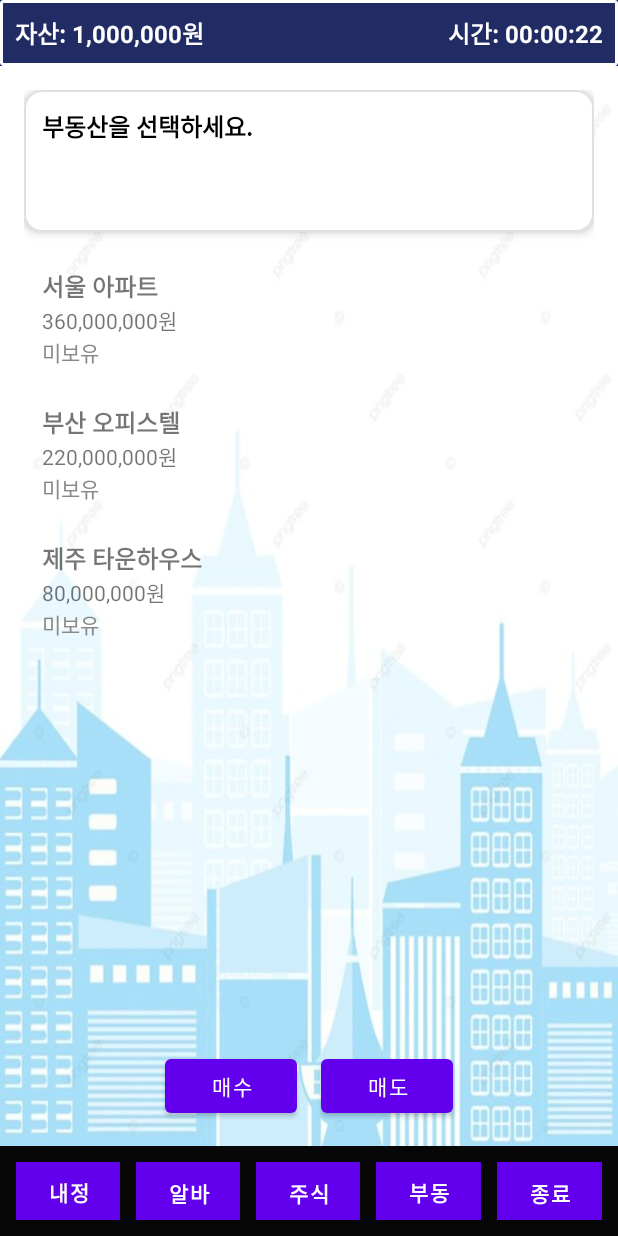
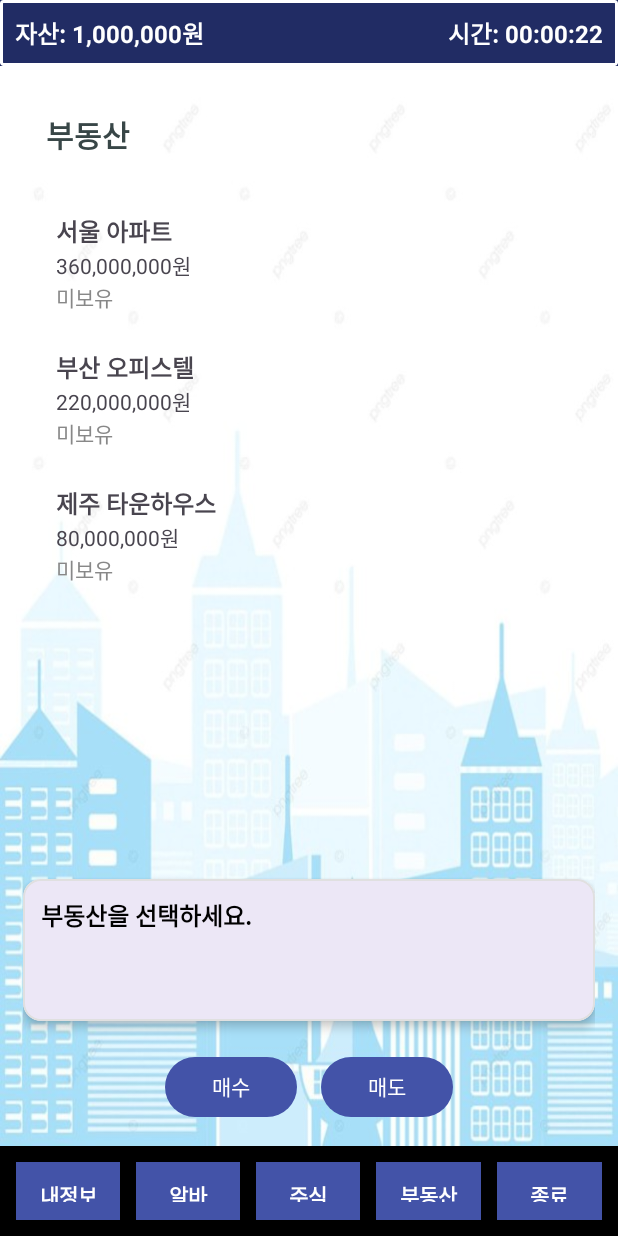
Before and after one commit to limsemin1234/project20, an Android app: the fragment RealEstateFragment placed in its activity, on a phone screen of 412 x 824 dp. Run offline under Robolectric (Android 15) with nearby library versions, the phone set to English and light mode, and no system bars.

Commit message:
부동산 기능 추가

```diff
--- a/app/src/main/res/layout/activity_main.xml
+++ b/app/src/main/res/layout/activity_main.xml
@@ -2,16 +2,19 @@
 <LinearLayout xmlns:android="http://schemas.android.com/apk/res/android"
     android:layout_width="match_parent"
     android:layout_height="match_parent"
-    android:background="#212C64"
+    android:background="@color/main_top_color"
     android:orientation="vertical">
 
     <!-- 상단: 자산 정보와 시간 -->
+
+
+    <!-- 중간: 내용이 동적으로 변경될 공간 (프래그먼트 또는 다른 레이아웃으로 변경될 예정) -->
     <LinearLayout
         android:id="@+id/topLayout"
         android:layout_width="match_parent"
         android:layout_height="wrap_content"
+        android:background="@drawable/top_layout_border"
         android:orientation="horizontal"
-        android:background="@drawable/top_layout_border"
         android:padding="10dp">
 
         <!-- 자산 정보 -->
@@ -20,11 +23,11 @@
             android:layout_width="0dp"
             android:layout_height="wrap_content"
             android:layout_weight="1"
+            android:gravity="start"
             android:text="자산: 0원"
-            android:textStyle="bold"
+            android:textColor="@android:color/white"
             android:textSize="16sp"
-            android:gravity="start"
-            android:textColor="@android:color/white"/>
+            android:textStyle="bold" />
 
 
         <!-- 시간 정보 -->
@@ -33,20 +36,13 @@
             android:layout_width="0dp"
             android:layout_height="wrap_content"
             android:layout_weight="1"
+            android:gravity="end"
             android:text="시간: 00:00:00"
-            android:textStyle="bold"
+            android:textColor="@android:color/white"
             android:textSize="16sp"
-            android:gravity="end"
-            android:textColor="@android:color/white"/>
+            android:textStyle="bold" />
     </LinearLayout>
 
-
-
-
-
-
-
-    <!-- 중간: 내용이 동적으로 변경될 공간 (프래그먼트 또는 다른 레이아웃으로 변경될 예정) -->
     <FrameLayout
         android:id="@+id/contentFrame"
         android:layout_width="match_parent"
@@ -83,7 +79,7 @@
         android:layout_height="60dp"
         android:orientation="horizontal"
         android:padding="5dp"
-        android:background="#070707">
+        android:background="@color/main_bottom_color">
 
         <Button
             android:id="@+id/button1"
--- a/app/src/main/res/layout/fragment_real_estate.xml
+++ b/app/src/main/res/layout/fragment_real_estate.xml
@@ -6,7 +6,26 @@
     android:layout_height="match_parent"
     android:orientation="vertical"
     android:background="@drawable/bo2"
-    android:padding="16dp">
+    android:padding="15dp">
+
+    <TextView
+        android:id="@+id/stockListTitle"
+        android:layout_width="wrap_content"
+        android:layout_height="wrap_content"
+        android:text="부동산"
+        android:gravity="top"
+        android:textSize="20sp"
+        android:textStyle="bold"
+        android:layout_margin="15dp"
+        android:textColor="@color/fragment_lavel" />
+
+    <!-- 기존 RecyclerView -->
+    <androidx.recyclerview.widget.RecyclerView
+        android:id="@+id/realEstateRecyclerView"
+        android:layout_width="match_parent"
+        android:padding="10dp"
+        android:layout_height="0dp"
+        android:layout_weight="1"/>
 
     <!-- 상태 카드 -->
     <com.google.android.material.card.MaterialCardView
@@ -55,13 +74,6 @@
         </LinearLayout>
     </com.google.android.material.card.MaterialCardView>
 
-    <!-- 기존 RecyclerView -->
-    <androidx.recyclerview.widget.RecyclerView
-        android:id="@+id/realEstateRecyclerView"
-        android:layout_width="match_parent"
-        android:layout_height="0dp"
-        android:layout_weight="1"/>
-
     <!-- 매수/매도 버튼 -->
     <LinearLayout
         android:layout_width="match_parent"
--- a/app/src/main/res/values/colors.xml
+++ b/app/src/main/res/values/colors.xml
@@ -11,4 +11,9 @@
     <color name="purple_500">#6200EE</color>
     <color name="purple_700">#3700B3</color>
     <color name="teal_200">#03DAC5</color>
+    <color name="main_top_color">#212C64</color>
+    <color name="main_bottom_color">#FF000000</color>
+    <color name="main_bottom_button">#4353A8</color>
+    <color name="fragment_lavel">#384647</color>
+
 </resources>
--- a/app/src/main/res/values/themes.xml
+++ b/app/src/main/res/values/themes.xml
@@ -1,9 +1,16 @@
 <resources xmlns:tools="http://schemas.android.com/tools">
-    <style name="Theme.P20" parent="Theme.MaterialComponents.DayNight.NoActionBar">
-        <item name="colorPrimary">@color/purple_500</item>
-        <item name="colorSecondary">@color/teal_200</item>
+    <style name="Theme.P20" parent="Theme.Material3.DayNight.NoActionBar">
+        <item name="colorPrimary">@color/main_bottom_button</item>
         <item name="colorOnPrimary">@color/white</item>
-        <item name="colorOnSecondary">@color/black</item>
-        <item name="android:statusBarColor" tools:targetApi="l">@color/purple_500</item>
+        <item name="materialButtonStyle">@style/MyButton</item>
     </style>
+
+    <style name="MyButton" parent="Widget.Material3.Button">
+        <item name="android:minHeight">48dp</item>
+        <item name="android:padding">8dp</item>
+        <item name="android:includeFontPadding">false</item>
+        <item name="android:letterSpacing">0</item>
+        <item name="android:lineSpacingExtra">0dp</item>
+    </style>
+
 </resources>
```
Also changed, not shown: app/src/main/res/layout/fragment_alba.xml (+18 -7 lines), app/src/main/res/layout/fragment_info.xml (+8 -8 lines), app/src/main/res/layout/fragment_stock.xml (+7 -4 lines).
